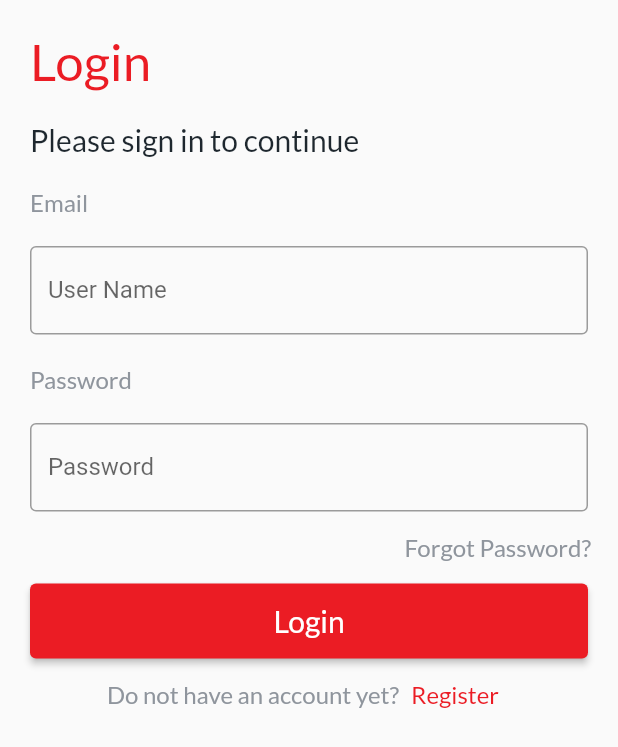
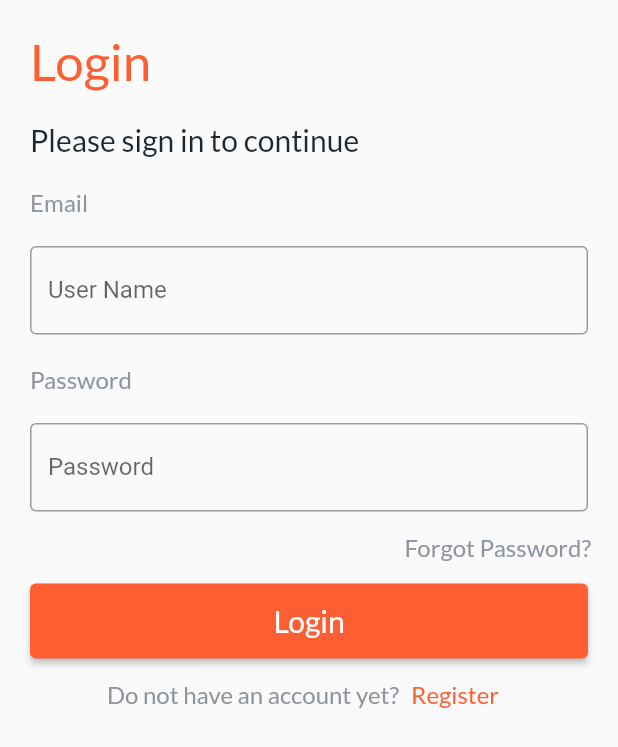
Before and after one commit to dafaraisya/bpbd_jatim, a Flutter app: the screen it shows after launch, on a phone screen of 412 x 824 dp. Shown: the top 747 px of the screen. Run offline on Flutter 3.47's test engine with Material 2 defaults, Android fonts, the phone set to English and light mode, and no system bars; our stand-ins replace google_fonts.

Commit message:
Change primary color

```diff
--- a/lib/themes/color_theme.dart
+++ b/lib/themes/color_theme.dart
@@ -1,7 +1,7 @@
 import 'package:flutter/material.dart';
 
 const ColorScheme colorScheme = ColorScheme.light(
-  primary: Color(0xFFEB1C24),
+  primary: Color(0xFFFE5E32),
   secondary: Color(0xFF8F959D),
   secondaryVariant: Color(0xFF485671),
   surface: Color(0xFF1E272E),
```
